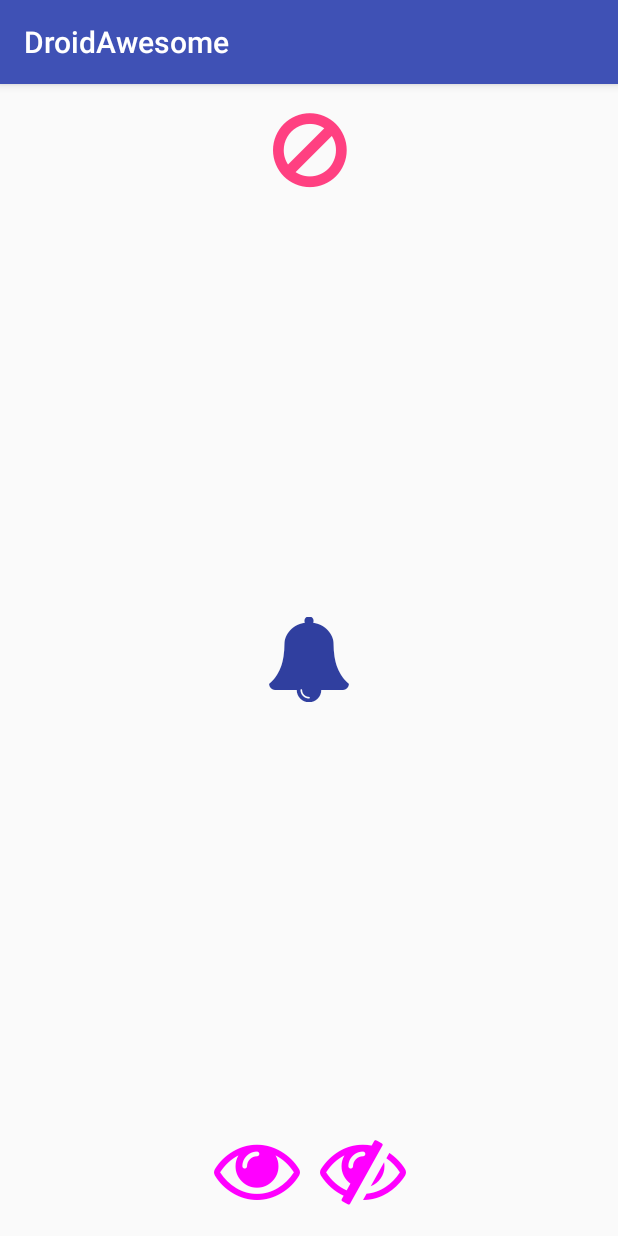
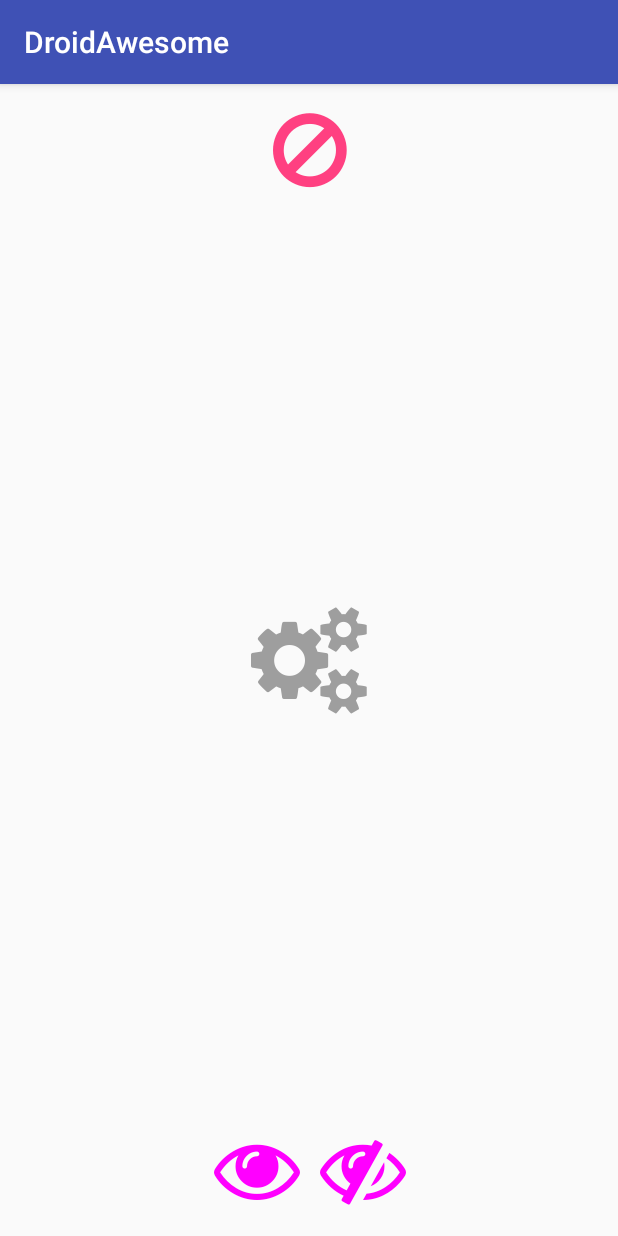
Before and after one commit to Livin21/DroidAwesome, an Android app: the Main2Activity screen opened directly, with no data from a screen before it, on a phone screen of 412 x 824 dp. Run offline under Robolectric (Android 15) with nearby library versions, the phone set to English and light mode, and no system bars.

Commit message:
Added setIcon() method to ImageView,ImageButton,FAB

```diff
--- a/app/src/main/java/com/lmntrx/livin/droidawesome/Main2Activity.java
+++ b/app/src/main/java/com/lmntrx/livin/droidawesome/Main2Activity.java
@@ -1,7 +1,10 @@
 package com.lmntrx.livin.droidawesome;
 
+import android.os.Bundle;
+import android.support.v4.content.ContextCompat;
 import android.support.v7.app.AppCompatActivity;
-import android.os.Bundle;
+
+import com.lmntrx.livin.library.droidawesome.DroidAwesomeImageView;
 
 public class Main2Activity extends AppCompatActivity {
 
@@ -9,5 +12,9 @@ public class Main2Activity extends AppCompatActivity {
     protected void onCreate(Bundle savedInstanceState) {
         super.onCreate(savedInstanceState);
         setContentView(R.layout.activity_main2);
+        ((DroidAwesomeImageView)findViewById(R.id.bell))
+                .setIcon(getString(R.string.fa_settings_gears),
+                        72f,
+                        ContextCompat.getColor(this,R.color.primary_icon_color));
     }
 }
--- a/app/src/main/res/layout/activity_main2.xml
+++ b/app/src/main/res/layout/activity_main2.xml
@@ -22,6 +22,7 @@
         android:layout_width="wrap_content"
         android:layout_height="wrap_content"
         app:text="&#xf0f3;"
+        android:id="@+id/bell"
         android:layout_centerInParent="true"
         app:textColor="@color/colorPrimaryDark"
         app:textSize="38sp"/>
--- a/droid-awesome/src/main/java/com/lmntrx/livin/library/droidawesome/DroidAwesome.java
+++ b/droid-awesome/src/main/java/com/lmntrx/livin/library/droidawesome/DroidAwesome.java
@@ -24,7 +24,7 @@ import android.view.View;
 import android.widget.ImageView;
 import android.widget.TextView;
 
-/**
+/***
  * Created by livin on 28/11/16.
  */
 
--- a/droid-awesome/src/main/java/com/lmntrx/livin/library/droidawesome/DroidAwesomeImageView.java
+++ b/droid-awesome/src/main/java/com/lmntrx/livin/library/droidawesome/DroidAwesomeImageView.java
@@ -102,4 +102,47 @@ public class DroidAwesomeImageView extends ImageView {
             typedArray.recycle();
         }
     }
+
+    /**
+     * @param iconText FontAwesome icon text
+     */
+    public void setIcon(String iconText){
+        setIcon(iconText,0,0);
+    }
+
+    /**
+     * @param iconText FontAwesome icon text
+     * @param iconSizeSP set icon size
+     */
+    public void setIcon(String iconText, float iconSizeSP){
+        setIcon(iconText,iconSizeSP,0);
+    }
+
+    /**
+     * @param iconText FontAwesome icon text
+     * @param iconColorRes set color to icon
+     */
+    public void setIcon(String iconText, int iconColorRes){
+        setIcon(iconText,0,iconColorRes);
+    }
+
+    /**
+     * @param iconText FontAwesome icon text
+     * @param iconColorRes set color to icon
+     * @param iconSizeSP set icon size
+     */
+    public void setIcon(String iconText, float iconSizeSP, int iconColorRes){
+        TextDrawable textDrawable = new TextDrawable(getContext());
+        textDrawable.setText(iconText);
+        if (iconColorRes != 0) {
+            textDrawable.setTextColor(iconColorRes);
+        }else {
+            textDrawable.setTextColor(new TextView(getContext()).getTextColors());
+        }
+        if (iconSizeSP != 0){
+            textDrawable.setTextSize(iconSizeSP);
+        }
+        textDrawable.setTypeface(FontAwesome.getTypeface(getContext()));
+        setImageDrawable(textDrawable);
+    }
 }
--- a/droid-awesome/src/main/res/values/colors.xml
+++ b/droid-awesome/src/main/res/values/colors.xml
@@ -1,4 +1,4 @@
 <?xml version="1.0" encoding="utf-8"?>
 <resources>
-    <color name="primary_icon_color">#fff</color>
+    <color name="primary_icon_color">#9e9e9e</color>
 </resources>
```
Also changed, not shown: droid-awesome/src/main/java/com/lmntrx/livin/library/droidawesome/DroidAwesomeFloatingActionButton.java (+44 -0 lines), droid-awesome/src/main/java/com/lmntrx/livin/library/droidawesome/DroidAwesomeImageButton.java (+45 -0 lines).
